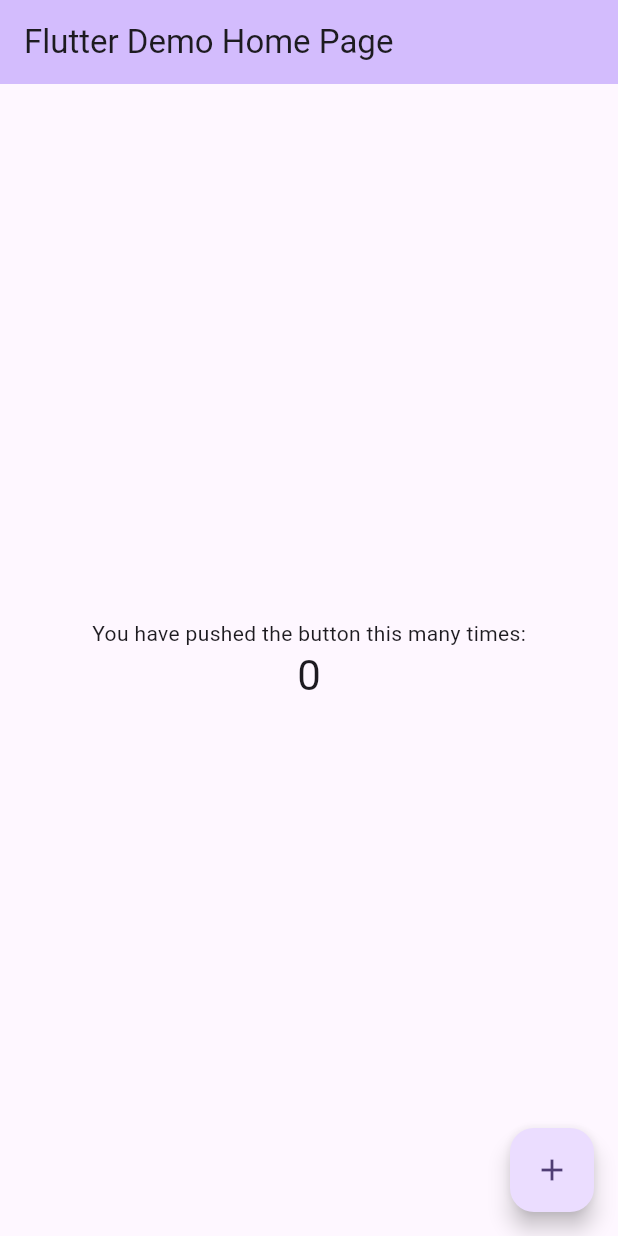
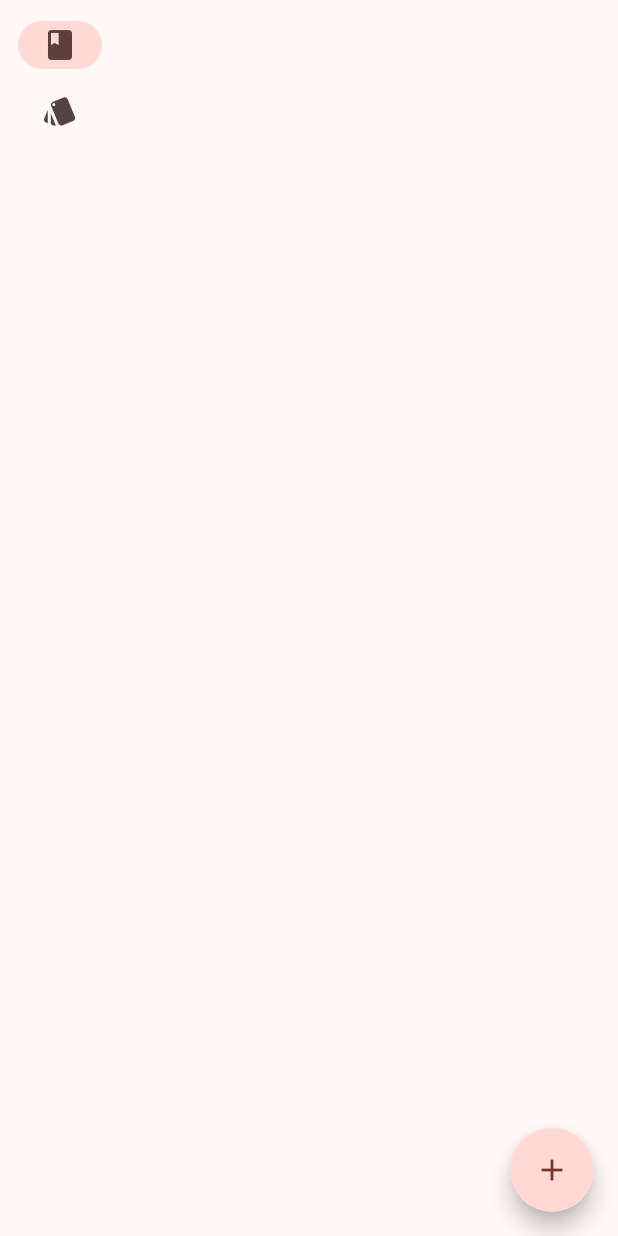
Before and after one commit to tylerashcraft/gamebareru, a Flutter app: the screen it shows after launch, on a phone screen of 412 x 824 dp. Run offline on Flutter 3.47's test engine with Material 3 defaults, Android fonts, the light colour scheme and no system bars; drawn by our look-alikes of flutter_speed_dial.

Commit message:
Added basic features to create sets Setspage is not optimized

```diff
--- a/lib/main.dart
+++ b/lib/main.dart
@@ -1,4 +1,5 @@
 import 'package:flutter/material.dart';
+import 'package:gamebareru/pages/homepage.dart';
 
 void main() {
   runApp(const MyApp());
@@ -7,119 +8,15 @@
 class MyApp extends StatelessWidget {
   const MyApp({super.key});
 
-  // This widget is the root of your application.
   @override
   Widget build(BuildContext context) {
     return MaterialApp(
       title: 'Flutter Demo',
       theme: ThemeData(
-        // This is the theme of your application.
-        //
-        // TRY THIS: Try running your application with "flutter run". You'll see
-        // the application has a purple toolbar. Then, without quitting the app,
-        // try changing the seedColor in the colorScheme below to Colors.green
-        // and then invoke "hot reload" (save your changes or press the "hot
-        // reload" button in a Flutter-supported IDE, or press "r" if you used
-        // the command line to start the app).
-        //
-        // Notice that the counter didn't reset back to zero; the application
-        // state is not lost during the reload. To reset the state, use hot
-        // restart instead.
-        //
-        // This works for code too, not just values: Most code changes can be
-        // tested with just a hot reload.
-        colorScheme: ColorScheme.fromSeed(seedColor: Colors.deepPurple),
+        colorScheme: ColorScheme.fromSeed(seedColor: Colors.red),
         useMaterial3: true,
       ),
-      home: const MyHomePage(title: 'Flutter Demo Home Page'),
+      home: const HomePage(),
     );
   }
 }
-
-class MyHomePage extends StatefulWidget {
-  const MyHomePage({super.key, required this.title});
-
-  // This widget is the home page of your application. It is stateful, meaning
-  // that it has a State object (defined below) that contains fields that affect
-  // how it looks.
-
-  // This class is the configuration for the state. It holds the values (in this
-  // case the title) provided by the parent (in this case the App widget) and
-  // used by the build method of the State. Fields in a Widget subclass are
-  // always marked "final".
-
-  final String title;
-
-  @override
-  State<MyHomePage> createState() => _MyHomePageState();
-}
-
-class _MyHomePageState extends State<MyHomePage> {
-  int _counter = 0;
-
-  void _incrementCounter() {
-    setState(() {
-      // This call to setState tells the Flutter framework that something has
-      // changed in this State, which causes it to rerun the build method below
-      // so that the display can reflect the updated values. If we changed
-      // _counter without calling setState(), then the build method would not be
-      // called again, and so nothing would appear to happen.
-      _counter++;
-    });
-  }
-
-  @override
-  Widget build(BuildContext context) {
-    // This method is rerun every time setState is called, for instance as done
-    // by the _incrementCounter method above.
-    //
-    // The Flutter framework has been optimized to make rerunning build methods
-    // fast, so that you can just rebuild anything that needs updating rather
-    // than having to individually change instances of widgets.
-    return Scaffold(
-      appBar: AppBar(
-        // TRY THIS: Try changing the color here to a specific color (to
-        // Colors.amber, perhaps?) and trigger a hot reload to see the AppBar
-        // change color while the other colors stay the same.
-        backgroundColor: Theme.of(context).colorScheme.inversePrimary,
-        // Here we take the value from the MyHomePage object that was created by
-        // the App.build method, and use it to set our appbar title.
-        title: Text(widget.title),
-      ),
-      body: Center(
-        // Center is a layout widget. It takes a single child and positions it
-        // in the middle of the parent.
-        child: Column(
-          // Column is also a layout widget. It takes a list of children and
-          // arranges them vertically. By default, it sizes itself to fit its
-          // children horizontally, and tries to be as tall as its parent.
-          //
-          // Column has various properties to control how it sizes itself and
-          // how it positions its children. Here we use mainAxisAlignment to
-          // center the children vertically; the main axis here is the vertical
-          // axis because Columns are vertical (the cross axis would be
-          // horizontal).
-          //
-          // TRY THIS: Invoke "debug painting" (choose the "Toggle Debug Paint"
-          // action in the IDE, or press "p" in the console), to see the
-          // wireframe for each widget.
-          mainAxisAlignment: MainAxisAlignment.center,
-          children: <Widget>[
-            const Text(
-              'You have pushed the button this many times:',
-            ),
-            Text(
-              '$_counter',
-              style: Theme.of(context).textTheme.headlineMedium,
-            ),
-          ],
-        ),
-      ),
-      floatingActionButton: FloatingActionButton(
-        onPressed: _incrementCounter,
-        tooltip: 'Increment',
-        child: const Icon(Icons.add),
-      ), // This trailing comma makes auto-formatting nicer for build methods.
-    );
-  }
-}
--- /dev/null
+++ b/lib/pages/flashcardspage.dart
@@ -0,0 +1,15 @@
+import 'package:flutter/material.dart';
+
+class FlashcardsPage extends StatefulWidget {
+  const FlashcardsPage({super.key});
+
+  @override
+  State<FlashcardsPage> createState() => _FlashcardsPageState();
+}
+
+class _FlashcardsPageState extends State<FlashcardsPage> {
+  @override
+  Widget build(BuildContext context) {
+    return const Placeholder();
+  }
+}
--- /dev/null
+++ b/lib/pages/homepage.dart
@@ -0,0 +1,42 @@
+import 'package:flutter/material.dart';
+import 'package:gamebareru/pages/setspage.dart';
+import 'package:gamebareru/pages/flashcardspage.dart';
+import 'package:gamebareru/wordset.dart';
+
+class HomePage extends StatefulWidget {
+  static final List<WordSet> wordSets = List.empty(growable: true);
+
+  const HomePage({super.key});
+
+  @override
+  State<HomePage> createState() => _HomePageState();
+}
+
+class _HomePageState extends State<HomePage> {
+  final List<Widget> _pages = [
+    const SetsPage(),
+    const FlashcardsPage()
+  ];
+  int _navigationRailIndex = 0;
+
+  void onNavigationRailDestinationSelected(int index) {
+    setState(() => _navigationRailIndex = index);
+  }
+
+  @override
+  Widget build(BuildContext context) {
+    return Row(
+      children: [
+        NavigationRail(
+            selectedIndex: _navigationRailIndex,
+            onDestinationSelected: onNavigationRailDestinationSelected,
+            destinations: const [
+              NavigationRailDestination(icon: Icon(Icons.book), label: Text('Sets')),
+              NavigationRailDestination(icon: Icon(Icons.style), label: Text('Flashcards'))
+            ]
+        ),
+        Flexible(child: _pages[_navigationRailIndex])
+      ],
+    );
+  }
+}
--- /dev/null
+++ b/lib/pages/setspage.dart
@@ -0,0 +1,162 @@
+import 'package:flutter/material.dart';
+import 'package:flutter_speed_dial/flutter_speed_dial.dart';
+import 'package:gamebareru/pages/homepage.dart';
+import 'package:gamebareru/wordset.dart';
+import 'package:quiver/collection.dart';
+
+class SetsPage extends StatefulWidget {
+  const SetsPage({super.key});
+
+  @override
+  State<SetsPage> createState() => _SetsPageState();
+}
+
+class _SetsPageState extends State<SetsPage> {
+  List<String> _leftWords = List.empty(growable: true);
+  List<String> _rightWords = List.empty(growable: true);
+  bool _creatingWordSet = false;
+  String _title = 'Untitled';
+  String _description = 'A generic description';
+
+  void _uploadWordSet() {
+    // TODO: Implement uploading via JSON files
+    throw UnimplementedError();
+  }
+
+  void _addWordPair() {
+    setState(() {
+      _leftWords.add('');
+      _rightWords.add('');
+    });
+  }
+
+  void _saveWordSet() {
+    HashBiMap<String, String> wordPairs = HashBiMap();
+
+    for (int i = 0; i < _leftWords.length; i++) {
+      wordPairs[_leftWords[i]] = _rightWords[i];
+    }
+
+    setState(() {
+      HomePage.wordSets.add(WordSet(_title, _description, wordPairs));
+      _leftWords = List.empty(growable: true);
+      _rightWords = List.empty(growable: true);
+      _title = 'Untitled';
+      _description = 'A generic description';
+      _creatingWordSet = false;
+    });
+  }
+
+  void _editWordSet(int index) {
+
+  }
+
+  @override
+  Widget build(BuildContext context) {
+    if (_creatingWordSet) {
+      return Scaffold(
+        body: Row(
+          children: [
+            Flexible(
+              child: ListView(
+                children: List.of([
+                  Card(
+                    child: ListTile(
+                      title: TextField(
+                        onChanged: (String title) => setState(() => _title = title),
+                        decoration: const InputDecoration(
+                            border: OutlineInputBorder(),
+                            labelText: 'Type the set title'
+                        ),
+                      ),
+                    ),
+                  ),
+                  Card(
+                    child: ListTile(
+                      title: TextField(
+                        onChanged: (String description) => setState(() => _description = description),
+                        decoration: const InputDecoration(
+                            border: OutlineInputBorder(),
+                            labelText: 'Type the set description'
+                        ),
+                      ),
+                    ),
+                  )
+                ])..addAll(List.generate(_leftWords.length, (index) => Card(
+                  child: Row(
+                    children: [
+                      Flexible(
+                        child: ListTile(
+                          title: TextField(
+                            onChanged: (String word) => setState(() => _leftWords[index] = word),
+                            decoration: const InputDecoration(
+                                border: OutlineInputBorder(),
+                                labelText: 'Type a word'
+                            ),
+                          ),
+                        ),
+                      ),
+                      Flexible(
+                        child: ListTile(
+                          title: TextField(
+                            onChanged: (String word) => setState(() => _rightWords[index] = word),
+                            decoration: const InputDecoration(
+                              border: OutlineInputBorder(),
+                              labelText: 'Type a word'
+                            ),
+                          ),
+                        ),
+                      ),
+                    ],
+                  ),
+                ))),
+              ),
+            ),
+          ],
+        ),
+        floatingActionButton: Column(
+          mainAxisAlignment: MainAxisAlignment.end,
+          children: [
+            FloatingActionButton(
+              onPressed: _saveWordSet,
+              mini: true,
+              child: const Icon(Icons.save),
+            ),
+            const SizedBox(height: 4),
+            FloatingActionButton(
+              onPressed: _addWordPair,
+              child: const Icon(Icons.add),
+            ),
+          ],
+        ),
+      );
+    }
+
+    return Scaffold(
+      body: ListView(
+        children: List.generate(HomePage.wordSets.length, (int index) => Card(
+          child: ListTile(
+            leading: const Icon(Icons.abc),
+            title: Text(HomePage.wordSets[index].title),
+            subtitle: Text(HomePage.wordSets[index].description),
+            onTap: () => _editWordSet(index),
+          )
+        )),
+      ),
+      floatingActionButton: SpeedDial(
+        icon: Icons.add,
+        activeIcon: Icons.close,
+        children: [
+          SpeedDialChild(
+            child: const Icon(Icons.upload),
+            onTap: _uploadWordSet
+          ),
+          SpeedDialChild(
+            child: const Icon(Icons.add),
+            onTap: () => setState(() => _creatingWordSet = true)
+          )
+        ],
+      ),
+    );
+  }
+}
--- /dev/null
+++ b/lib/wordset.dart
@@ -0,0 +1,9 @@
+import 'package:quiver/collection.dart';
+
+class WordSet {
+  String title;
+  String description;
+  HashBiMap<String, String> words;
+
+  WordSet(this.title, this.description, this.words);
+}
--- a/pubspec.yaml
+++ b/pubspec.yaml
@@ -35,6 +35,8 @@ dependencies:
   # The following adds the Cupertino Icons font to your application.
   # Use with the CupertinoIcons class for iOS style icons.
   cupertino_icons: ^1.0.8
+  quiver: ^3.2.2
+  flutter_speed_dial: ^7.0.0
 
 dev_dependencies:
   flutter_test:
```
Also changed, not shown: pubspec.lock.
